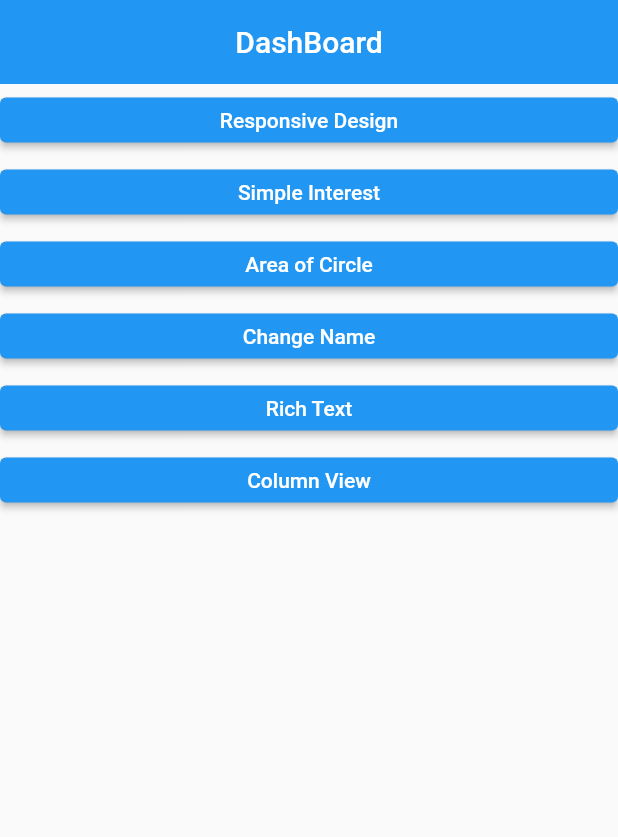
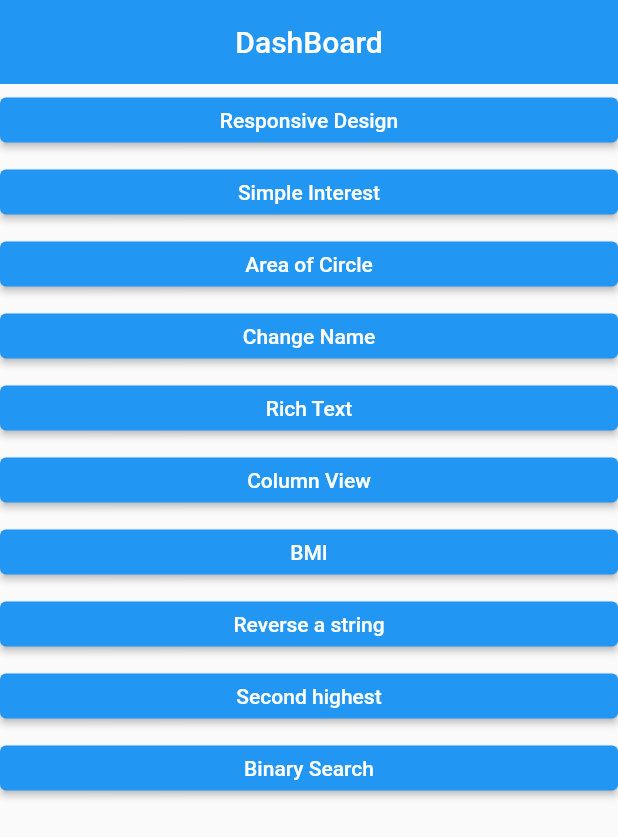
Before and after one commit to shreetiranjit/First_flutter-Mobile-, a Flutter app: the screen it shows after launch, on a phone screen of 412 x 824 dp. Shown: the top 837 px of the screen. Run offline on Flutter 3.47's test engine with Material 2 defaults, Android fonts, the phone set to English and light mode, and no system bars.

Commit message:
classwork done

```diff
--- a/lib/app.dart
+++ b/lib/app.dart
@@ -1,9 +1,13 @@
 import 'package:first_flutter_application/view/area_of_circle.dart';
 import 'package:first_flutter_application/view/arithmetic_screen.dart';
+import 'package:first_flutter_application/view/binarysearch.dart';
+import 'package:first_flutter_application/view/bmi.dart';
 import 'package:first_flutter_application/view/changename.dart';
 import 'package:first_flutter_application/view/column_view.dart';
 import 'package:first_flutter_application/view/dashboard.dart';
+import 'package:first_flutter_application/view/reversestring.dart';
 import 'package:first_flutter_application/view/rich_text_view.dart';
+import 'package:first_flutter_application/view/secondhighest.dart';
 import 'package:flutter/material.dart';
 
 class App extends StatelessWidget {
@@ -21,6 +25,10 @@ class App extends StatelessWidget {
         '/change': (context) => const ChangeNameLoopView(),
         '/richtextview': (context) => const RichTextView(),
         '/columnview': (context) => const ColumnView(),
+        '/bmi': (context) => const BmiPage(),
+        '/reverse': (context) => const ReverseStringPage(),
+        '/secondhighest': (context) => const SecondHighestPage(),
+        '/binarysearch': (context) => const BinarySearchPage(),
       },
     );
   }
--- /dev/null
+++ b/lib/model/bmi_logic.dart
@@ -0,0 +1,12 @@
+class BmiLogic {
+  static String calculateBmi(double height, double weight) {
+    if (height <= 0 || weight <= 0) {
+      return 'Invalid input';
+    }
+
+    double heightInMeters = height / 100;
+    double bmi = weight / (heightInMeters * heightInMeters);
+
+    return 'BMI: ${bmi.toStringAsFixed(2)}';
+  }
+}
--- /dev/null
+++ b/lib/model/reverse_logic.dart
@@ -0,0 +1,5 @@
+class ReverseStringLogic {
+  static String reverse(String input) {
+    return input.split('').reversed.join('');
+  }
+}
--- /dev/null
+++ b/lib/model/secondhighest.dart
@@ -0,0 +1,21 @@
+class SecondHighestLogic {
+  static String secondHighest(List<int> numbers) {
+    if (numbers.length < 2) {
+      return 'Not enough numbers';
+    }
+
+    int highest = -1;
+    int secondHighest = -1;
+
+    for (int number in numbers) {
+      if (number > highest) {
+        secondHighest = highest;
+        highest = number;
+      } else if (number > secondHighest && number < highest) {
+        secondHighest = number;
+      }
+    }
+
+    return 'Second Highest: $secondHighest';
+  }
+}
--- a/lib/view/dashboard.dart
+++ b/lib/view/dashboard.dart
@@ -66,6 +66,42 @@ class Dashboard extends StatelessWidget {
               ),
               child: const Text("Column View"),
             ),
+            ElevatedButton(
+              onPressed: () {
+                Navigator.pushNamed(context, '/bmi');
+              },
+              style: ElevatedButton.styleFrom(
+                minimumSize: const Size(double.infinity, 30),
+              ),
+              child: const Text("BMI"),
+            ),
+            ElevatedButton(
+              onPressed: () {
+                Navigator.pushNamed(context, '/reverse');
+              },
+              style: ElevatedButton.styleFrom(
+                minimumSize: const Size(double.infinity, 30),
+              ),
+              child: const Text("Reverse a string"),
+            ),
+            ElevatedButton(
+              onPressed: () {
+                Navigator.pushNamed(context, '/secondhighest');
+              },
+              style: ElevatedButton.styleFrom(
+                minimumSize: const Size(double.infinity, 30),
+              ),
+              child: const Text("Second highest"),
+            ),
+            ElevatedButton(
+              onPressed: () {
+                Navigator.pushNamed(context, '/binarysearch');
+              },
+              style: ElevatedButton.styleFrom(
+                minimumSize: const Size(double.infinity, 30),
+              ),
+              child: const Text("Binary Search"),
+            ),
           ],
         ),
       ),
```
Also changed, not shown: lib/model/binarysearch_logic.dart (added, +24 -0 lines), lib/view/binarysearch.dart (added, +78 -0 lines), lib/view/bmi.dart (added, +63 -0 lines), lib/view/reversestring.dart (added, +51 -0 lines), lib/view/secondhighest.dart (added, +66 -0 lines).
